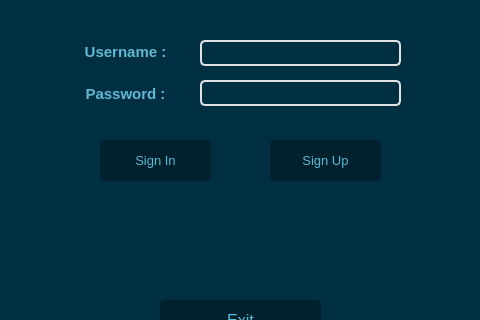
Qt form mainwindow.ui (mo2menwael/Advanced-Tic-Tac-Toe) before a commit; both pictures show x 140 to 620 and y 180 to 500 of the 755 by 586 pixel window.
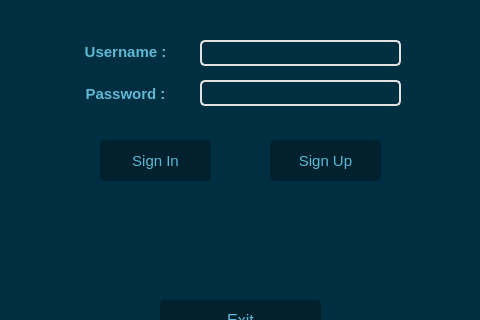
The same form after that commit.

The edit to the form file:
```diff
--- a/mainwindow.ui
+++ b/mainwindow.ui
@@ -136,7 +136,7 @@
     </property>
     <property name="font">
      <font>
-      <pointsize>10</pointsize>
+      <pointsize>11</pointsize>
       <bold>false</bold>
       <kerning>true</kerning>
      </font>
@@ -180,7 +180,7 @@
     </property>
     <property name="font">
      <font>
-      <pointsize>10</pointsize>
+      <pointsize>11</pointsize>
       <bold>false</bold>
      </font>
     </property>
```
